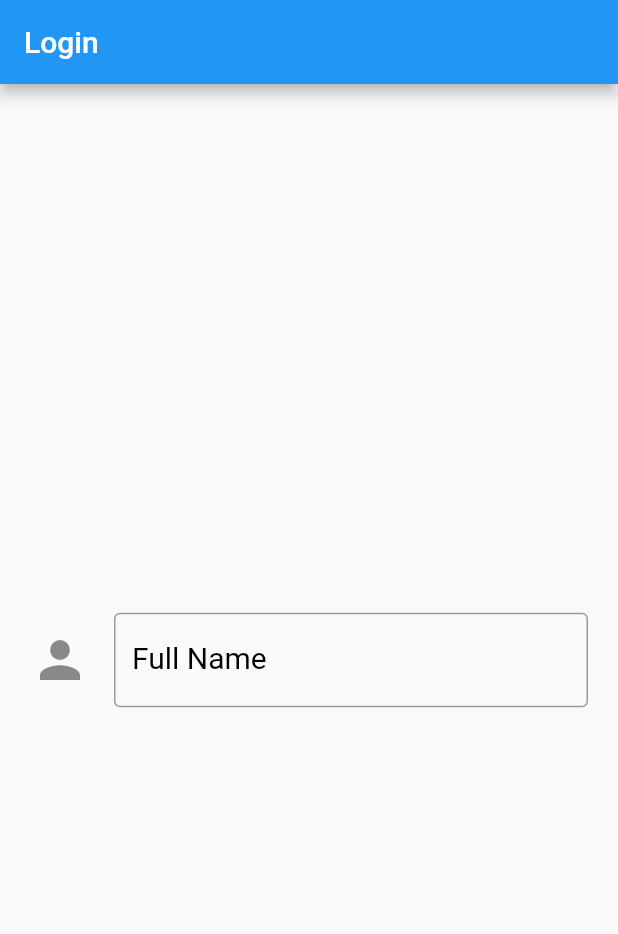
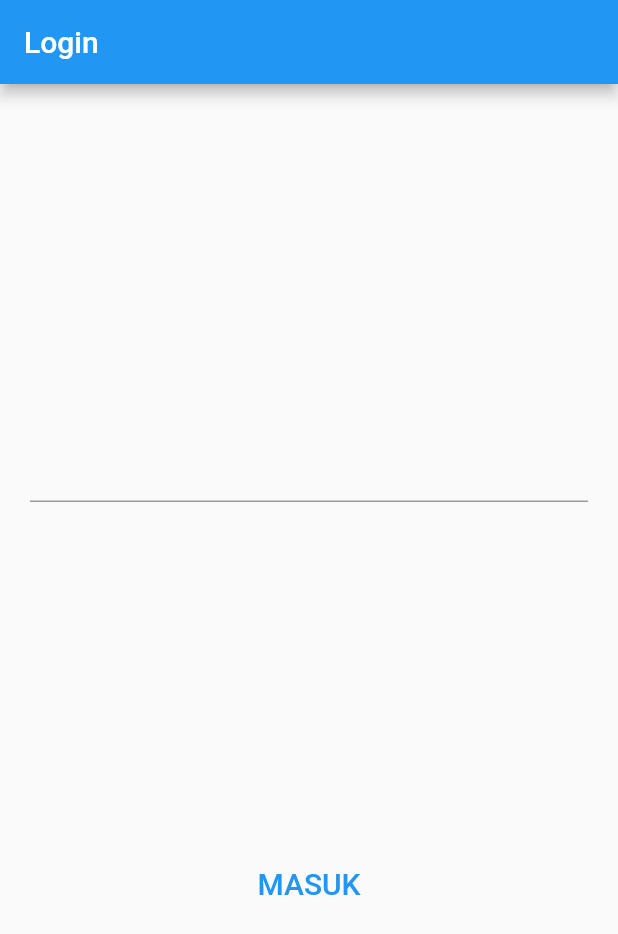
Before and after one commit to dwiponcosuripto4/mbakmu2, a Flutter app: the screen it shows after launch, on a phone screen of 412 x 824 dp. Shown: the top 934 px of the screen. Run offline on Flutter 3.47's test engine with Material 2 defaults, Android fonts, the light colour scheme and no system bars.

Commit message:
change login page and add row

```diff
--- a/lib/menu_utama.dart
+++ b/lib/menu_utama.dart
@@ -5,6 +5,11 @@ class Menu_Utama extends StatelessWidget {
 
   @override
   Widget build(BuildContext context) {
-    return Container();
+    return Scaffold(
+        appBar: AppBar(
+      title: Text(
+        "Menu Utama",
+      ),
+    ));
   }
 }
--- a/lib/page_login.dart
+++ b/lib/page_login.dart
@@ -1,3 +1,4 @@
+import 'package:final_project_2023/menu_utama.dart';
 import 'package:flutter/material.dart';
 
 class Page_Login extends StatelessWidget {
@@ -11,7 +12,10 @@ class Page_Login extends StatelessWidget {
           title: Text("Login"),
         ),
         body: Center(
-          child: Padding(
+          child: Column(
+            mainAxisAlignment: MainAxisAlignment.spaceEvenly,
+            children: [
+              Padding(
                 padding: const EdgeInsets.all(20),
                 child: TextField(
                   autocorrect: false,
@@ -21,28 +25,31 @@ class Page_Login extends StatelessWidget {
                   obscureText: true,
                   //keyboardType: TextInputType.phone,
                   textAlignVertical: TextAlignVertical.bottom,
-
-              decoration: InputDecoration(
-                icon: Icon(
-                  Icons.person,
-                  size: 40,
                 ),
-                border: OutlineInputBorder(),
-                focusedBorder: OutlineInputBorder(
-                  borderSide: BorderSide(color: Colors.black),
               ),
-                labelText: "Full Name ",
-                labelStyle: TextStyle(
-                  color: Colors.black,
-                  fontSize: 20,
+              Row(
+                mainAxisAlignment: MainAxisAlignment.spaceEvenly,
+                children: [
+                  TextButton(
+                    onPressed: (() {
+                      Navigator.of(context).push(
+                        MaterialPageRoute(
+                          builder: ((context) {
+                            return Menu_Utama();
+                          }),
                         ),
-                hintText: "Enter Your Full Name",
-                hintStyle: TextStyle(
-                  color: Colors.black,
+                      );
+                    }),
+                    child: Text(
+                      "MASUK",
+                      style: TextStyle(
                         fontSize: 20,
                       ),
                     ),
-            ),
+                  )
+                ],
+              )
+            ],
           ),
         ),
       ),
```
Lines whose indentation alone changed are shown as unchanged.
